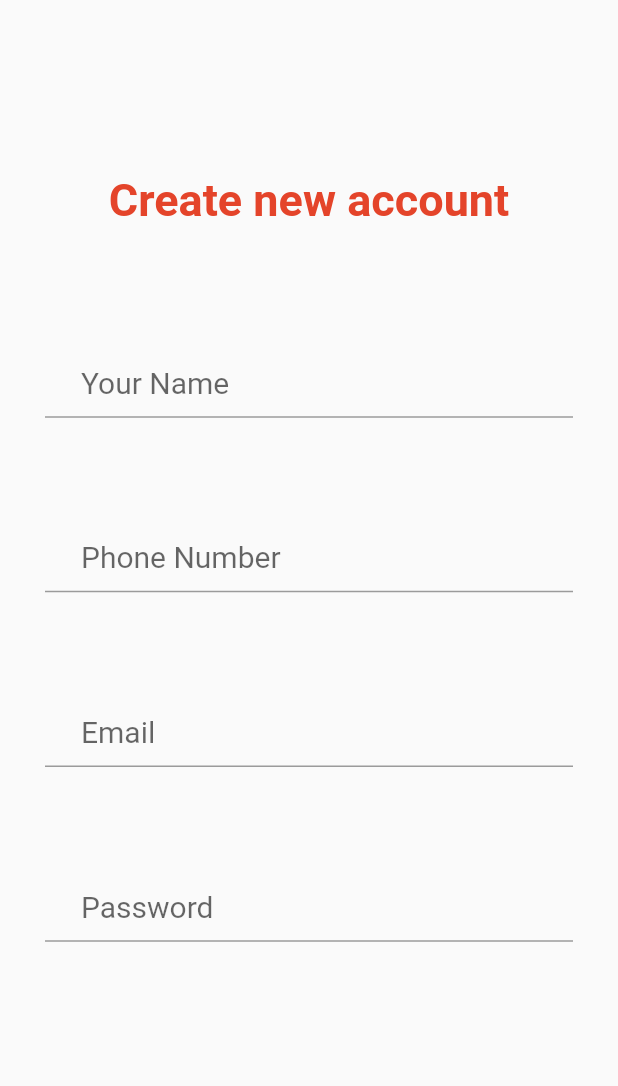
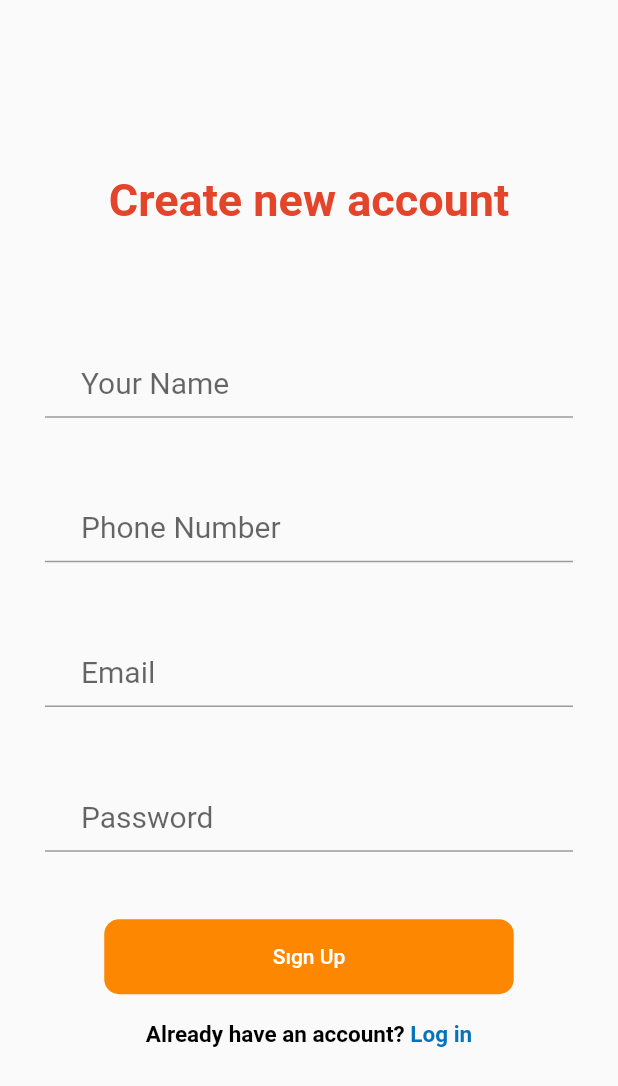
Before and after one commit to Iwelomen/Restaurant-App, a Flutter app: the SignUpScreen screen opened directly, on a phone screen of 412 x 824 dp. Shown: the top 1086 px of the screen. Run offline on Flutter 3.47's test engine with Material 2 defaults, Android fonts, the phone set to English and light mode, and no system bars; our stand-ins replace dots_indicator, flutter_bloc.

Commit message:
create sign up screen

```diff
--- a/lib/Constant/colors.dart
+++ b/lib/Constant/colors.dart
@@ -5,10 +5,10 @@ const designColor2 = Color(0xFF0274BC);
 const designColor3 = Color(0xFFE4442A);
 const designColor4 = Color(0xFFFFFFFF);
 const designColor5 = Color(0xFF5B667A);
+const designColor6 = Color(0xFF000000);
 
 
-const designColor = Color(0xFF000000);
-const designColor6 = Color(0xFF616F80);
+const designColor = Color(0xFF616F80);
 const designColor7 = Color(0xFF104E5B);
 const designColor8 = Color(0xFFBDBDBD);
 const designColor9 = Color(0xFF293345);
--- a/lib/Constant/string_constant.dart
+++ b/lib/Constant/string_constant.dart
@@ -19,5 +19,5 @@ const String noAccountText = "Don’t have an account? ";
 const String phoneNumberText = "Phone Number";
 const String nameText = "Your Name";
 const String createNewAcctText = "Create new account";
-const String alreadyHaveAcctText = "Already have an account? Log In";
+const String alreadyHaveAcctText = "Already have an account? ";
 const String signUpText = "Sıgn Up";
--- a/lib/Screens/create_new_account.dart
+++ b/lib/Screens/create_new_account.dart
@@ -1,6 +1,9 @@
+import 'package:flutter/cupertino.dart';
 import 'package:flutter/material.dart';
 import 'package:restaurant_delivery_app/Constant/colors.dart';
 import 'package:restaurant_delivery_app/Constant/string_constant.dart';
+import 'package:restaurant_delivery_app/Onboarding/onboarding_button.dart';
+import 'package:restaurant_delivery_app/Screens/login-screen.dart';
 import 'package:restaurant_delivery_app/Widgets/custom_text_field.dart';
 
 class SignUpScreen extends StatelessWidget {
@@ -33,7 +36,7 @@ class SignUpScreen extends StatelessWidget {
               ),
             ),
             const SizedBox(
-              height: 64,
+              height: 44,
             ),
             CustomTextField(
               hintTexts: phoneNumberText,
@@ -43,7 +46,7 @@ class SignUpScreen extends StatelessWidget {
               ),
             ),
             const SizedBox(
-              height: 64,
+              height: 44,
             ),
             CustomTextField(
               hintTexts: emailText,
@@ -53,7 +56,7 @@ class SignUpScreen extends StatelessWidget {
               ),
             ),
             const SizedBox(
-              height: 64,
+              height: 44,
             ),
             CustomTextField(
               hintTexts: passwordText,
@@ -62,6 +65,42 @@ class SignUpScreen extends StatelessWidget {
                 color: designColor4,
               ),
             ),
+            const SizedBox(height: 45),
+            OnboardButton(
+              color: designColor1,
+              buttonText: signUpText,
+              textColor: designColor4,
+            ),
+            const SizedBox(height: 18),
+            GestureDetector(
+              onTap: () {
+                Navigator.push(
+                  context,
+                  MaterialPageRoute(
+                    builder: (context) => LoginScreen(),
+                  ),
+                );
+              },
+              child: RichText(
+                text: const TextSpan(children: [
+                  TextSpan(
+                    text: alreadyHaveAcctText,
+                    style: TextStyle(
+                      fontWeight: FontWeight.w600,
+                      fontSize: 15,
+                      color: designColor6,
+                    ),
+                  ),
+                  TextSpan(
+                      text: loginText,
+                      style: TextStyle(
+                        color: designColor2,
+                        fontWeight: FontWeight.w600,
+                        fontSize: 15,
+                      ))
+                ]),
+              ),
+            )
           ],
         ),
       ),
--- a/lib/Screens/login-screen.dart
+++ b/lib/Screens/login-screen.dart
@@ -73,7 +73,7 @@ class LoginScreen extends StatelessWidget {
                         style: TextStyle(
                             fontSize: 15,
                             fontWeight: FontWeight.w600,
-                            color: designColor9),
+                            color: designColor6),
                       ),
                       TextSpan(
                           text: signUpText,
```
